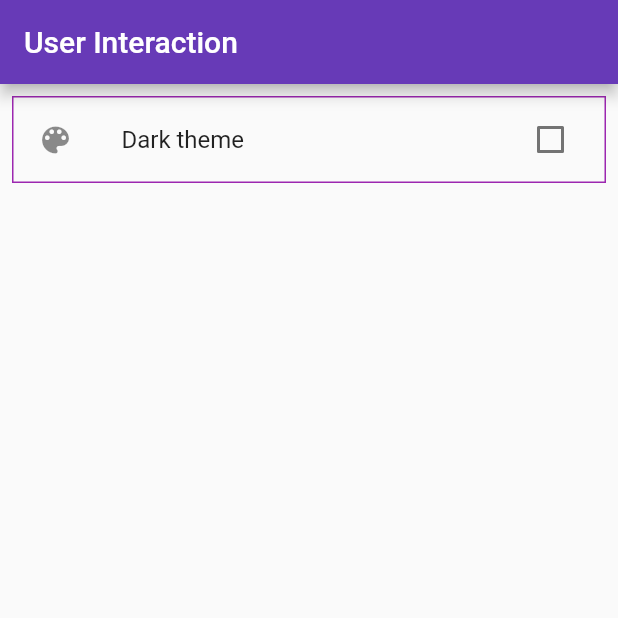
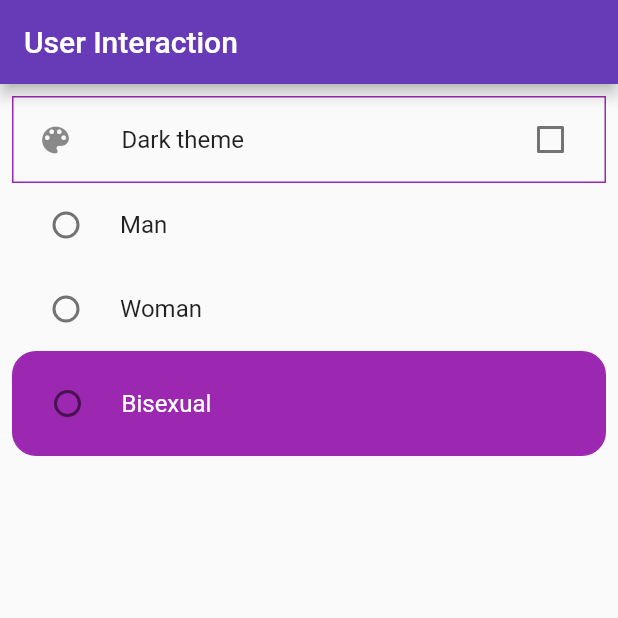
Before and after one commit to AliAltiyev/horoscope_guide, a Flutter app: the screen it shows after launch, on a phone screen of 412 x 824 dp, the top half of it. Run offline on Flutter 3.47's test engine with Material 2 defaults, Android fonts, the phone set to English and light mode, and no system bars; our stand-ins replace palette_generator.

Commit message:
Using RadioListTile with state

```diff
--- a/lib/checkbox_list_tile.dart
+++ b/lib/checkbox_list_tile.dart
@@ -10,6 +10,7 @@ class CheckBoxListTileExample extends StatefulWidget {
 
 class _CheckBoxListTileExampleState extends State<CheckBoxListTileExample> {
   bool checkBoxState = false;
+  var radioGroupValue = "";
 
   @override
   Widget build(BuildContext context) {
@@ -38,6 +39,55 @@ class _CheckBoxListTileExampleState extends State<CheckBoxListTileExample> {
                     });
                   }),
             ),
+            RadioListTile(
+                title: Text("Man"),
+                value: "Man",
+                groupValue: radioGroupValue,
+                onChanged: (value) {
+                  ScaffoldMessenger.of(context)
+                      .showSnackBar(SnackBar(content: Text(value.toString()),duration: Duration(milliseconds: 300),));
+
+                  setState(() {
+                    setState(() {
+                      debugPrint(value.toString());
+
+                      radioGroupValue = value!;
+                    });
+                  });
+                }),
+            RadioListTile(
+                title: Text("Woman"),
+                value: "Woman",
+                groupValue: radioGroupValue,
+                onChanged: (value) {
+                  ScaffoldMessenger.of(context)
+                      .showSnackBar(SnackBar(content: Text(value.toString()),duration: Duration(milliseconds: 300),));
+
+                  setState(() {
+                    debugPrint(value.toString());
+                    setState(() {
+                      radioGroupValue = value!;
+                    });
+                  });
+                }),
+            RadioListTile(
+              tileColor: Colors.purple,
+              visualDensity: VisualDensity(vertical: 3),
+              activeColor: Colors.white,
+              shape: RoundedRectangleBorder(borderRadius: BorderRadius.circular(16),side: BorderSide(color: Colors.purple)),
+                title: Text("Bisexual",style: TextStyle(color: Colors.white),),
+                value: "Bisexual",
+                groupValue: radioGroupValue,
+                onChanged: (value) {
+                  ScaffoldMessenger.of(context)
+                      .showSnackBar(SnackBar(content: Text(value.toString()),duration: Duration(milliseconds: 300),));
+                  setState(() {
+                    debugPrint(value.toString());
+                    setState(() {
+                      radioGroupValue = value!;
+                    });
+                  });
+                })
           ],
         ),
       ),
```
